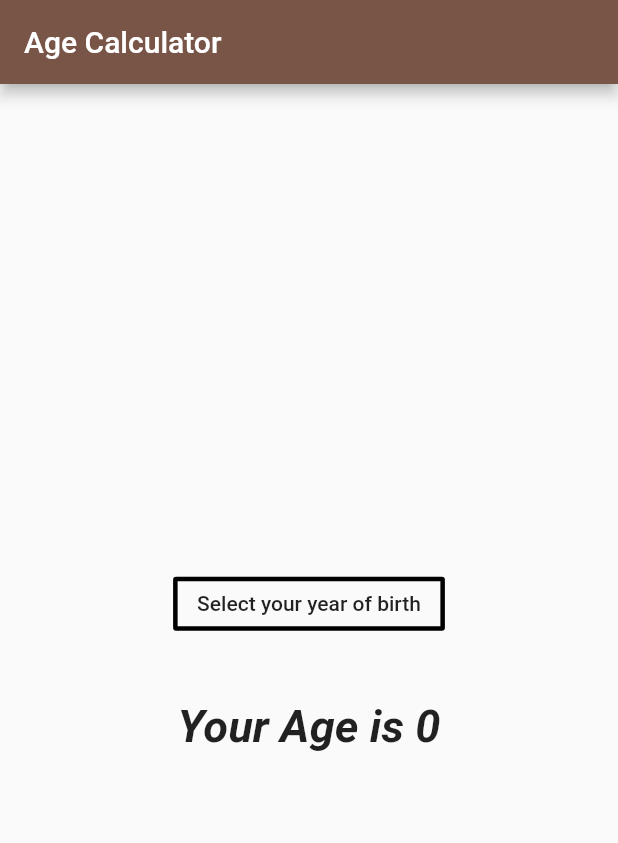
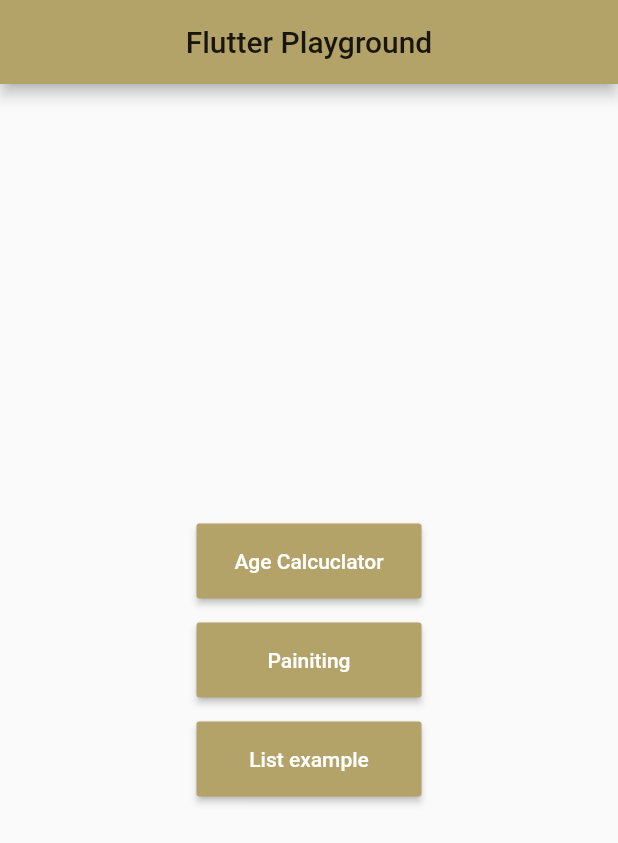
Before and after one commit to icpm/flutter-playground, a Flutter app: the screen it shows after launch, on a phone screen of 412 x 824 dp. Shown: the top 843 px of the screen. Run offline on Flutter 3.47's test engine with Material 2 defaults, Android fonts, the phone set to English and light mode, and no system bars.

```diff
--- a/lib/age_calculator.dart
+++ b/lib/age_calculator.dart
@@ -5,7 +5,7 @@ class AgeCalculator extends StatelessWidget {
   Widget build(BuildContext context) {
     return new MaterialApp(
         debugShowCheckedModeBanner: false,
-        theme: new ThemeData(primarySwatch: Colors.brown),
+        theme: new ThemeData(primarySwatch: Colors.green),
         home: new MyHomePage());
   }
 }
--- a/lib/list_example.dart
+++ b/lib/list_example.dart
@@ -4,6 +4,7 @@ class ListExample extends StatelessWidget {
   @override
   Widget build(BuildContext context) {
     return new MaterialApp(
+      debugShowCheckedModeBanner: false,
       title: 'my first flutter app',
       home: new Scaffold(
         appBar: new AppBar(
--- a/lib/main.dart
+++ b/lib/main.dart
@@ -3,4 +3,90 @@ import 'paint_example.dart';
 import 'list_example.dart';
 import 'age_calculator.dart';
 
-void main() => runApp(AgeCalculator());
+var GatechThemeColor = MaterialColor(0xFFB3A369, <int, Color>{
+  50: const Color(0xFFB3A369),
+  100: const Color(0xFFB3A369),
+  200: const Color(0xFFB3A369),
+  300: const Color(0xFFB3A369),
+  400: const Color(0xFFB3A369),
+  500: const Color(0xFFB3A369),
+  600: const Color(0xFFB3A369),
+  700: const Color(0xFFB3A369),
+  800: const Color(0xFFB3A369),
+  900: const Color(0xFFB3A369),
+});
+
+void main() => runApp(new MyApp());
+
+class MyApp extends StatelessWidget {
+  @override
+  Widget build(BuildContext context) {
+    return new MaterialApp(
+      theme: new ThemeData(primarySwatch: GatechThemeColor),
+      home: new LandingPage(),
+      debugShowCheckedModeBanner: false,
+    );
+  }
+}
+
+class LandingPage extends StatelessWidget {
+  @override
+  Widget build(BuildContext context) {
+    return new Scaffold(
+        appBar: new AppBar(
+            title: new Center(
+          child: new Text('Flutter Playground'),
+        )),
+        body: new Center(
+          child: new Column(
+            mainAxisAlignment: MainAxisAlignment.spaceAround,
+            children: <Widget>[
+              new Container(
+                padding: const EdgeInsets.all(40.0),
+                child: new Column(
+                  mainAxisAlignment: MainAxisAlignment.start,
+                  children: <Widget>[
+                    new MaterialButton(
+                      height: 50.0,
+                      minWidth: 150.0,
+                      color: GatechThemeColor[100],
+                      textColor: Colors.white,
+                      child: new Text('Age Calcuclator'),
+                      onPressed: () {
+                        runApp(AgeCalculator());
+                      },
+                    ),
+                    new Padding(
+                      padding: const EdgeInsets.all(8.0),
+                    ),
+                    new MaterialButton(
+                      height: 50.0,
+                      minWidth: 150.0,
+                      color: GatechThemeColor[100],
+                      textColor: Colors.white,
+                      child: new Text('Painiting'),
+                      onPressed: () {
+                        runApp(PaintApp());
+                      },
+                    ),
+                    new Padding(
+                      padding: const EdgeInsets.all(8.0),
+                    ),
+                    new MaterialButton(
+                      height: 50.0,
+                      minWidth: 150.0,
+                      color: GatechThemeColor[100],
+                      textColor: Colors.white,
+                      child: new Text('List example'),
+                      onPressed: () {
+                        runApp(ListExample());
+                      },
+                    )
+                  ],
+                ),
+              )
+            ],
+          ),
+        ));
+  }
+}
```
